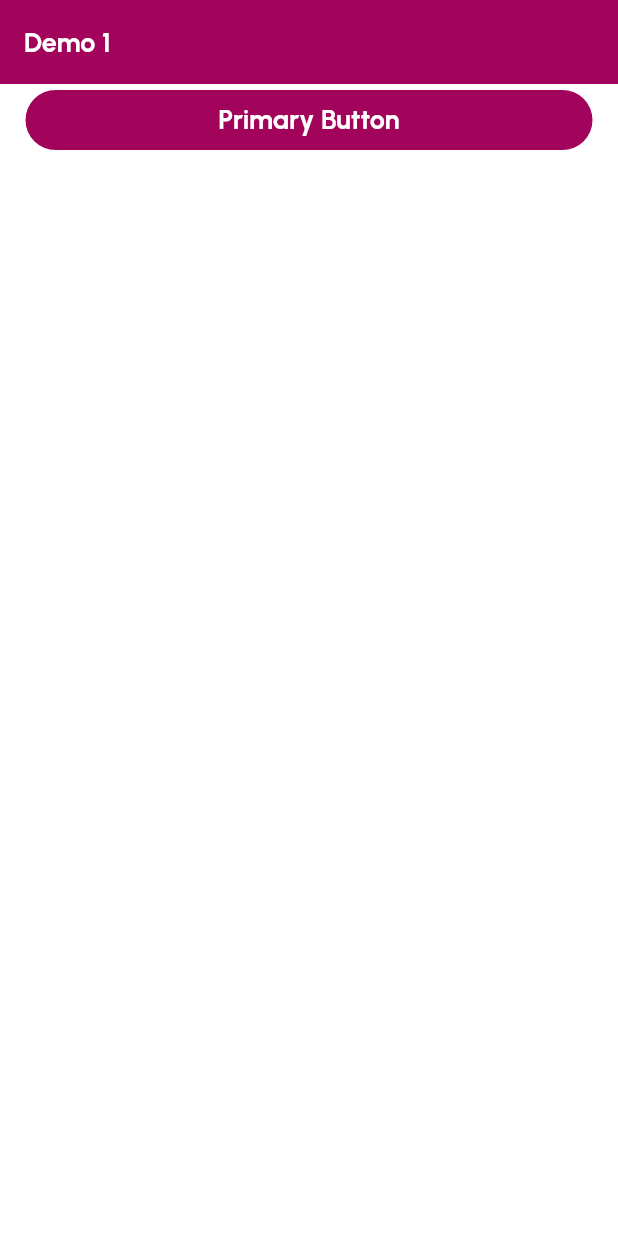
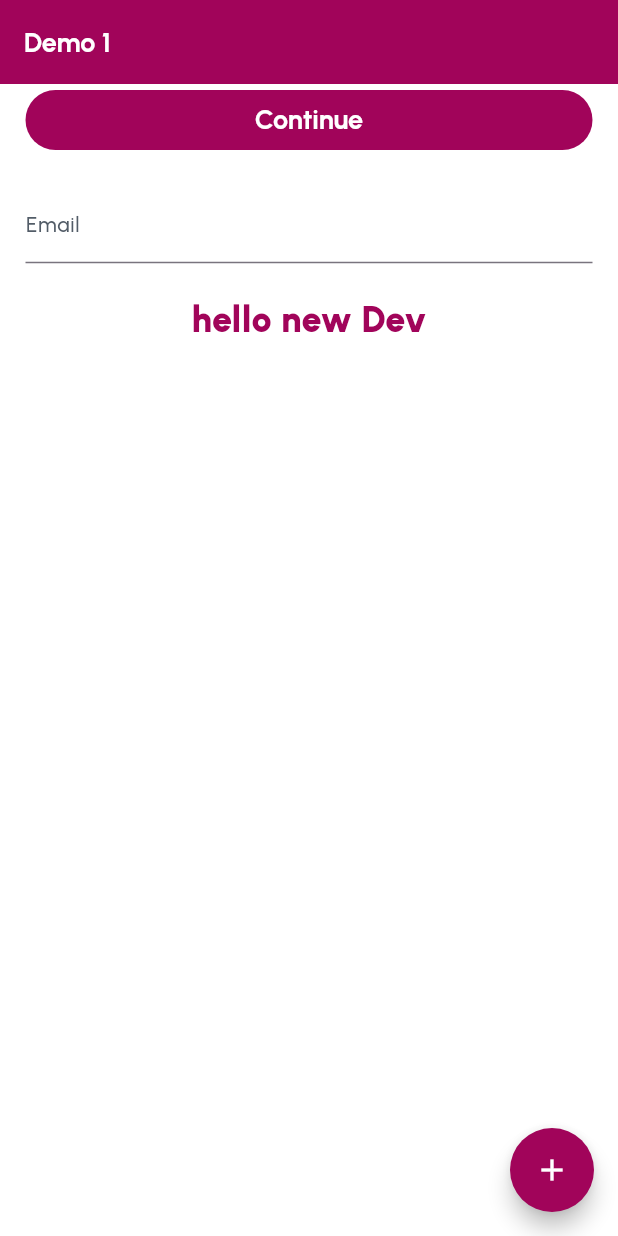
Before and after one commit to Rahat7288/new_structure, a Flutter app: the screen it shows after launch, on a phone screen of 412 x 824 dp. Run offline on Flutter 3.47's test engine with Material 3 defaults, Android fonts, the phone set to English and light mode, and no system bars; our stand-ins replace flutter_bloc, google_fonts.

Commit message:
theme data use case example added

```diff
--- a/lib/core/theme_datas/light_theme/light_theme.dart
+++ b/lib/core/theme_datas/light_theme/light_theme.dart
@@ -38,6 +38,12 @@ class LightTheme extends AppTheme {
   InputDecorationTheme get inputDecorationTheme => InputDecorationTheme(
     labelStyle: TextStyles.titleSmall,
     hintStyle: TextStyles.bodyMedium,
+    focusedBorder: UnderlineInputBorder(
+      borderSide: BorderSide(
+        color: BrandColors.borderColorGray100,
+      )
+    )
+
   );
 
   @override
--- a/lib/features/login/presentations/views/login_view.dart
+++ b/lib/features/login/presentations/views/login_view.dart
@@ -1,4 +1,5 @@
 import 'package:flutter/material.dart';
+import 'package:new_structure/core/theme_datas/theme_cubit.dart';
 
 class LoginView extends StatelessWidget {
   const LoginView({super.key});
@@ -17,13 +18,45 @@ class LoginView extends StatelessWidget {
 
             SizedBox(
               width: double.maxFinite,
-                child: FilledButton(onPressed: (){}, child: Text('Primary Button'),
+                child: FilledButton(onPressed: (){}, child: Text('Continue'),
                 ),
+
             ),
+
+            const SizedBox(
+              height: 20,
+            ),
+
+            TextField(
+              decoration: InputDecoration(
+                label: Text('Email'),
+                hintText: 'Enter your email',
+              ),
+            ),
+
+            const SizedBox(
+              height: 20,
+            ),
+
+            Center(
+              child: Text(
+                'hello new Dev',
+                style: context.textTheme.headlineLarge,
+              ),
+            ),
+
+            // FloatingActionButton(
+            //   onPressed:
+            // (){}, child: Icon(Icons.add),
+            // )
 
           ],
         ),
-      )
+      ),
+      floatingActionButton: FloatingActionButton(
+        onPressed: (){},
+        child: Icon(Icons.add),
+      ),
     );
   }
 }
```
